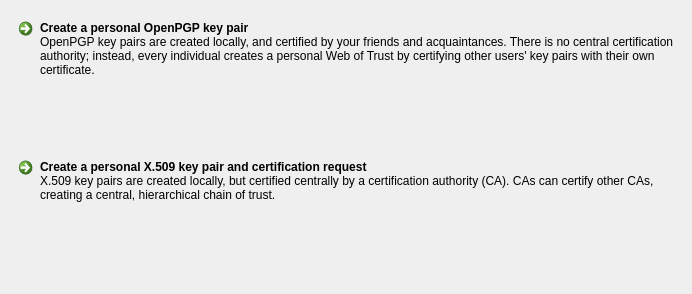
sensama/kleopatra, file src/newcertificatewizard/chooseprotocolpage.ui: the form before one commit.
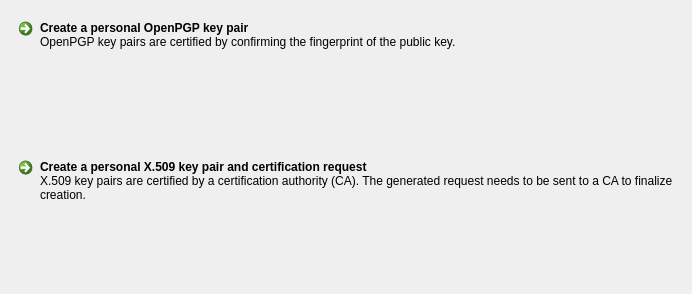
The form after the commit.

Commit message:
Reduce wall of text on protocol selection
Just outline the important differences between S/MIME and
OpenPGP.
a) The certification process differs.
b) You can't create and X509 Cert without a CA. And we only
create a Request.

Diff of the .ui file:
```diff
--- a/src/newcertificatewizard/chooseprotocolpage.ui
+++ b/src/newcertificatewizard/chooseprotocolpage.ui
@@ -31,7 +31,7 @@
       <bool>true</bool>
      </property>
      <property name="description" >
-      <string>OpenPGP key pairs are created locally, and certified by your friends and acquaintances. There is no central certification authority; instead, every individual creates a personal Web of Trust by certifying other users' key pairs with their own certificate.</string>
+      <string>OpenPGP key pairs are certified by confirming the fingerprint of the public key.</string>
      </property>
     </widget>
    </item>
@@ -47,7 +47,7 @@
       <bool>true</bool>
      </property>
      <property name="description" >
-      <string>X.509 key pairs are created locally, but certified centrally by a certification authority (CA). CAs can certify other CAs, creating a central, hierarchical chain of trust.</string>
+      <string>X.509 key pairs are certified by a certification authority (CA). The generated request needs to be sent to a CA to finalize creation.</string>
      </property>
     </widget>
    </item>
```
